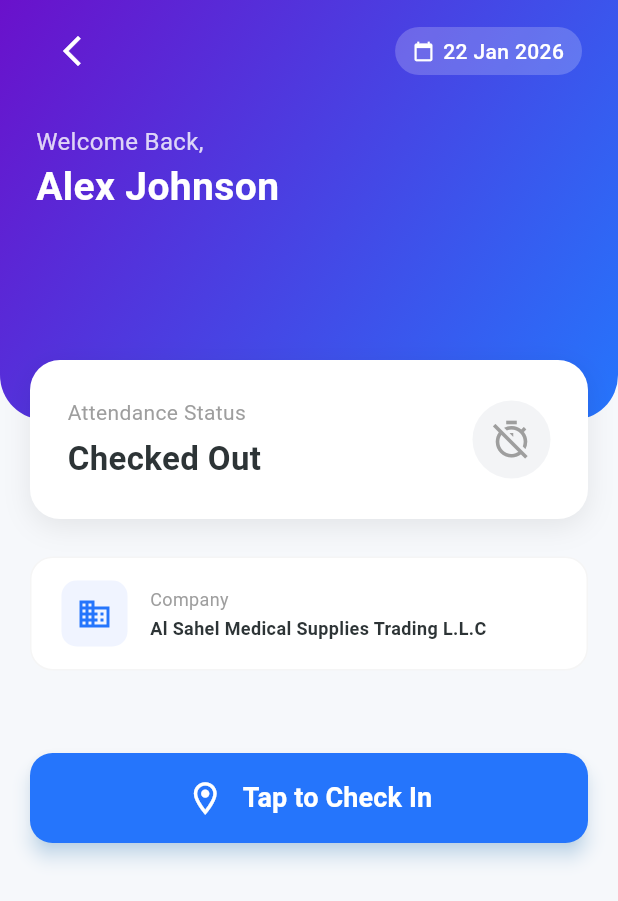
After one commit to teambackoffice/sahelmed_app, a Flutter app: the screen it shows after launch, after a tap on "Check-In", on a phone screen of 412 x 824 dp. The commit adds this screen. Shown: the top 901 px of the screen. Run offline on Flutter 3.47's test engine with Material 3 defaults, Android fonts, the light colour scheme and no system bars; our stand-ins replace image_picker.

Commit message:
CHECK IN UI

```diff
--- a/lib/view/login_page.dart
+++ b/lib/view/login_page.dart
@@ -8,8 +8,8 @@ import 'package:sahelmed_app/core/app_radius.dart';
 import 'package:sahelmed_app/core/app_strings.dart';
 import 'package:sahelmed_app/core/app_textstyles.dart';
 import 'package:sahelmed_app/core/asset_paths.dart';
+import 'package:sahelmed_app/view/sales_person/homepage_sp.dart';
 import 'package:sahelmed_app/view/service_engineer/homepage_se.dart';
-import 'package:sahelmed_app/view/sales_person/homepage_sp.dart';
 
 class LoginScreen extends StatefulWidget {
   const LoginScreen({super.key});
--- /dev/null
+++ b/lib/view/sales_person/check-in/check-in.dart
@@ -0,0 +1,539 @@
+import 'package:flutter/material.dart';
+import 'package:intl/intl.dart';
+
+class EmployeeCheckIn extends StatefulWidget {
+  const EmployeeCheckIn({super.key});
+
+  @override
+  State<EmployeeCheckIn> createState() => _EmployeeCheckInState();
+}
+
+class _EmployeeCheckInState extends State<EmployeeCheckIn> {
+  bool isCheckedIn = false;
+  String? checkInTime;
+  String? checkOutTime;
+  final String location = "Office - Main Building";
+
+  void _handleCheckIn() {
+    _showConfirmationDialog(
+      title: "Confirm Check-In",
+      content: "Are you ready to start your work day?",
+      confirmText: "Check In",
+      isCheckIn: true,
+      onConfirm: () {
+        setState(() {
+          checkInTime = DateFormat('hh:mm a').format(DateTime.now());
+          checkOutTime = null; // Reset checkout on new day
+          isCheckedIn = true;
+        });
+      },
+    );
+  }
+
+  void _handleCheckOut() {
+    _showConfirmationDialog(
+      title: "Confirm Check-Out",
+      content: "Are you done for the day?",
+      confirmText: "Check Out",
+      isCheckIn: false,
+      onConfirm: () {
+        setState(() {
+          checkOutTime = DateFormat('hh:mm a').format(DateTime.now());
+          isCheckedIn = false;
+        });
+      },
+    );
+  }
+
+  void _showConfirmationDialog({
+    required String title,
+    required String content,
+    required String confirmText,
+    required bool isCheckIn,
+    required VoidCallback onConfirm,
+  }) {
+    showDialog(
+      context: context,
+      builder: (context) {
+        return Dialog(
+          shape: RoundedRectangleBorder(
+            borderRadius: BorderRadius.circular(20),
+          ),
+          elevation: 0,
+          backgroundColor: Colors.transparent,
+          child: Container(
+            padding: const EdgeInsets.all(20),
+            decoration: BoxDecoration(
+              color: Colors.white,
+              borderRadius: BorderRadius.circular(20),
+              boxShadow: [
+                BoxShadow(
+                  color: Colors.black.withOpacity(0.1),
+                  blurRadius: 10,
+                  offset: const Offset(0, 10),
+                ),
+              ],
+            ),
+            child: Column(
+              mainAxisSize: MainAxisSize.min,
+              children: [
+                Container(
+                  padding: const EdgeInsets.all(15),
+                  decoration: BoxDecoration(
+                    color: isCheckIn
+                        ? Colors.green.shade50
+                        : Colors.orange.shade50,
+                    shape: BoxShape.circle,
+                  ),
+                  child: Icon(
+                    isCheckIn ? Icons.login_rounded : Icons.logout_rounded,
+                    color: isCheckIn ? Colors.green : Colors.orange,
+                    size: 35,
+                  ),
+                ),
+                const SizedBox(height: 20),
+                Text(
+                  title,
+                  style: const TextStyle(
+                    fontSize: 22,
+                    fontWeight: FontWeight.bold,
+                  ),
+                ),
+                const SizedBox(height: 10),
+                Text(
+                  content,
+                  textAlign: TextAlign.center,
+                  style: TextStyle(fontSize: 15, color: Colors.grey[600]),
+                ),
+                const SizedBox(height: 25),
+                Row(
+                  children: [
+                    Expanded(
+                      child: TextButton(
+                        onPressed: () => Navigator.pop(context),
+                        style: TextButton.styleFrom(
+                          padding: const EdgeInsets.symmetric(vertical: 12),
+                          shape: RoundedRectangleBorder(
+                            borderRadius: BorderRadius.circular(10),
+                            side: BorderSide(color: Colors.grey.shade300),
+                          ),
+                        ),
+                        child: Text(
+                          "Cancel",
+                          style: TextStyle(color: Colors.grey[800]),
+                        ),
+                      ),
+                    ),
+                    const SizedBox(width: 15),
+                    Expanded(
+                      child: ElevatedButton(
+                        onPressed: () {
+                          Navigator.pop(context);
+                          onConfirm();
+                        },
+                        style: ElevatedButton.styleFrom(
+                          backgroundColor: isCheckIn
+                              ? const Color(0xFF00BFA6)
+                              : const Color(0xFFFF8C42),
+                          elevation: 0,
+                          padding: const EdgeInsets.symmetric(vertical: 12),
+                          shape: RoundedRectangleBorder(
+                            borderRadius: BorderRadius.circular(10),
+                          ),
+                        ),
+                        child: Text(
+                          confirmText,
+                          style: const TextStyle(
+                            color: Colors.white,
+                            fontWeight: FontWeight.bold,
+                          ),
+                        ),
+                      ),
+                    ),
+                  ],
+                ),
+              ],
+            ),
+          ),
+        );
+      },
+    );
+  }
+
+  @override
+  Widget build(BuildContext context) {
+    return Scaffold(
+      backgroundColor: const Color(0xFFF6F8FB),
+      body: SingleChildScrollView(
+        child: Column(
+          children: [
+            // Custom Header with Gradient and Curve
+            _buildHeader(),
+
+            // Main Content overlapping the header
+            Transform.translate(
+              offset: const Offset(0, -40),
+              child: Padding(
+                padding: const EdgeInsets.symmetric(horizontal: 20),
+                child: Column(
+                  children: [
+                    _buildStatusCard(),
+                    const SizedBox(height: 25),
+                    _buildLocationCard(),
+                    const SizedBox(height: 25),
+                    if (checkInTime != null) _buildTimeline(),
+                    const SizedBox(height: 30),
+                    _buildSliderButton(),
+                  ],
+                ),
+              ),
+            ),
+          ],
+        ),
+      ),
+    );
+  }
+
+  Widget _buildHeader() {
+    return Container(
+      height: 280,
+      width: double.infinity,
+      decoration: BoxDecoration(
+        gradient: LinearGradient(
+          begin: Alignment.topLeft,
+          end: Alignment.bottomRight,
+          colors: isCheckedIn
+              ? [const Color(0xFF00BFA6), const Color(0xFF009688)]
+              : [const Color(0xFF6A11CB), const Color(0xFF2575FC)],
+        ),
+        borderRadius: const BorderRadius.only(
+          bottomLeft: Radius.circular(30),
+          bottomRight: Radius.circular(30),
+        ),
+      ),
+      child: SafeArea(
+        child: Padding(
+          padding: const EdgeInsets.symmetric(horizontal: 24, vertical: 10),
+          child: Column(
+            crossAxisAlignment: CrossAxisAlignment.start,
+            children: [
+              Row(
+                mainAxisAlignment: MainAxisAlignment.spaceBetween,
+                children: [
+                  IconButton(
+                    onPressed: () => Navigator.pop(context),
+                    icon: const Icon(
+                      Icons.arrow_back_ios_new,
+                      color: Colors.white,
+                      size: 24,
+                    ),
+                  ),
+                  Container(
+                    padding: const EdgeInsets.symmetric(
+                      horizontal: 12,
+                      vertical: 6,
+                    ),
+                    decoration: BoxDecoration(
+                      color: Colors.white.withOpacity(0.2),
+                      borderRadius: BorderRadius.circular(20),
+                    ),
+                    child: Row(
+                      children: [
+                        const Icon(
+                          Icons.calendar_today,
+                          color: Colors.white,
+                          size: 14,
+                        ),
+                        const SizedBox(width: 6),
+                        Text(
+                          DateFormat('dd MMM yyyy').format(DateTime.now()),
+                          style: const TextStyle(
+                            color: Colors.white,
+                            fontWeight: FontWeight.w500,
+                          ),
+                        ),
+                      ],
+                    ),
+                  ),
+                ],
+              ),
+              const SizedBox(height: 25),
+              Text(
+                "Welcome Back,",
+                style: TextStyle(
+                  color: Colors.white.withOpacity(0.8),
+                  fontSize: 16,
+                ),
+              ),
+              const Text(
+                "Alex Johnson", // Mock Name
+                style: TextStyle(
+                  color: Colors.white,
+                  fontSize: 26,
+                  fontWeight: FontWeight.bold,
+                ),
+              ),
+              const SizedBox(height: 20),
+
+              // Current Date Display
+            ],
+          ),
+        ),
+      ),
+    );
+  }
+
+  Widget _buildStatusCard() {
+    return Container(
+      padding: const EdgeInsets.all(25),
+      decoration: BoxDecoration(
+        color: Colors.white,
+        borderRadius: BorderRadius.circular(20),
+        boxShadow: [
+          BoxShadow(
+            color: Colors.black.withOpacity(0.08),
+            blurRadius: 15,
+            offset: const Offset(0, 5),
+          ),
+        ],
+      ),
+      child: Column(
+        children: [
+          Row(
+            mainAxisAlignment: MainAxisAlignment.spaceBetween,
+            children: [
+              Column(
+                crossAxisAlignment: CrossAxisAlignment.start,
+                children: [
+                  Text(
+                    "Attendance Status",
+                    style: TextStyle(color: Colors.grey[500], fontSize: 14),
+                  ),
+                  const SizedBox(height: 5),
+                  Text(
+                    isCheckedIn ? "Checked In" : "Checked Out",
+                    style: TextStyle(
+                      color: isCheckedIn
+                          ? const Color(0xFF00BFA6)
+                          : const Color(0xFF2D3436),
+                      fontSize: 22,
+                      fontWeight: FontWeight.bold,
+                    ),
+                  ),
+                ],
+              ),
+              Container(
+                padding: const EdgeInsets.all(12),
+                decoration: BoxDecoration(
+                  color: isCheckedIn
+                      ? const Color(0xFFE0F2F1)
+                      : const Color(0xFFF3F4F6),
+                  shape: BoxShape.circle,
+                ),
+                child: Icon(
+                  isCheckedIn ? Icons.timer : Icons.timer_off_outlined,
+                  color: isCheckedIn ? const Color(0xFF009688) : Colors.grey,
+                  size: 28,
+                ),
+              ),
+            ],
+          ),
+        ],
+      ),
+    );
+  }
+
+  Widget _buildLocationCard() {
+    return Container(
+      padding: const EdgeInsets.symmetric(horizontal: 20, vertical: 15),
+      decoration: BoxDecoration(
+        color: Colors.white,
+        borderRadius: BorderRadius.circular(15),
+        border: Border.all(color: Colors.grey.shade100),
+      ),
+      child: Row(
+        children: [
+          Container(
+            padding: const EdgeInsets.all(10),
+            decoration: BoxDecoration(
+              color: const Color(0xFFF0F4FF),
+              borderRadius: BorderRadius.circular(10),
+            ),
+            child: const Icon(Icons.business, color: Color(0xFF2575FC)),
+          ),
+          const SizedBox(width: 15),
+          Expanded(
+            child: Column(
+              crossAxisAlignment: CrossAxisAlignment.start,
+              children: [
+                Text(
+                  "Company",
+                  style: TextStyle(color: Colors.grey[500], fontSize: 12),
+                ),
+                const SizedBox(height: 2),
+                Text(
+                  "Al Sahel Medical Supplies Trading L.L.C",
+                  style: const TextStyle(
+                    fontSize: 12,
+                    fontWeight: FontWeight.w600,
+                    color: Color(0xFF2D3436),
+                  ),
+                ),
+              ],
+            ),
+          ),
+        ],
+      ),
+    );
+  }
+
+  Widget _buildTimeline() {
+    return Column(
+      crossAxisAlignment: CrossAxisAlignment.start,
+      children: [
+        const Text(
+          "Today's Activity",
+          style: TextStyle(
+            fontSize: 18,
+            fontWeight: FontWeight.bold,
+            color: Color(0xFF2D3436),
+          ),
+        ),
+        const SizedBox(height: 15),
+        Container(
+          padding: const EdgeInsets.all(20),
+          decoration: BoxDecoration(
+            color: Colors.white,
+            borderRadius: BorderRadius.circular(20),
+            border: Border.all(color: Colors.grey.shade100),
+          ),
+          child: Column(
+            children: [
+              _buildTimelineItem(
+                time: checkInTime ?? "--:--",
+                title: "Check In",
+                subtitle: "On Time",
+                color: const Color(0xFF00BFA6),
+                isFirst: true,
+                isLast: checkOutTime == null,
+              ),
+              if (checkOutTime != null)
+                _buildTimelineItem(
+                  time: checkOutTime!,
+                  title: "Check Out",
+                  subtitle: "Work day completed",
+                  color: const Color(0xFFFF8C42),
+                  isFirst: false,
+                  isLast: true,
+                ),
+            ],
+          ),
+        ),
+      ],
+    );
+  }
+
+  Widget _buildTimelineItem({
+    required String time,
+    required String title,
+    required String subtitle,
+    required Color color,
+    required bool isFirst,
+    required bool isLast,
+  }) {
+    return Row(
+      crossAxisAlignment: CrossAxisAlignment.start,
+      children: [
+        Column(
+          children: [
+            Container(
+              width: 16,
+              height: 16,
+              decoration: BoxDecoration(
+                color: Colors.white,
+                shape: BoxShape.circle,
+                border: Border.all(color: color, width: 4),
+              ),
+            ),
+            if (!isLast)
+              Container(width: 2, height: 50, color: Colors.grey.shade200),
+          ],
+        ),
+        const SizedBox(width: 15),
+        Expanded(
+          child: Column(
+            crossAxisAlignment: CrossAxisAlignment.start,
+            children: [
+              Row(
+                mainAxisAlignment: MainAxisAlignment.spaceBetween,
+                children: [
+                  Text(
+                    title,
+                    style: const TextStyle(
+                      fontWeight: FontWeight.bold,
+                      fontSize: 16,
+                    ),
+                  ),
+                  Text(
+                    time,
+                    style: TextStyle(
+                      fontWeight: FontWeight.w600,
+                      color: Colors.grey[700],
+                    ),
+                  ),
+                ],
+              ),
+              const SizedBox(height: 4),
+              Text(
+                subtitle,
+                style: TextStyle(color: Colors.grey[500], fontSize: 13),
+              ),
+              const SizedBox(height: 20),
+            ],
+          ),
+        ),
+      ],
+    );
+  }
+
+  Widget _buildSliderButton() {
+    return SizedBox(
+      width: double.infinity,
+      height: 60,
+      child: ElevatedButton(
+        onPressed: isCheckedIn ? _handleCheckOut : _handleCheckIn,
+        style: ElevatedButton.styleFrom(
+          backgroundColor: isCheckedIn
+              ? const Color(0xFFFF8C42)
+              : const Color(0xFF2575FC),
+          shape: RoundedRectangleBorder(
+            borderRadius: BorderRadius.circular(15),
+          ),
+          elevation: 5,
+          shadowColor: (isCheckedIn ? Colors.orange : Colors.blue).withOpacity(
+            0.4,
+          ),
+        ),
+        child: Row(
+          mainAxisAlignment: MainAxisAlignment.center,
+          children: [
+            Icon(
+              isCheckedIn ? Icons.logout : Icons.location_on_outlined,
+              size: 26,
+              color: Colors.white,
+            ),
+            const SizedBox(width: 12),
+            Text(
+              isCheckedIn ? "Tap to Check Out" : "Tap to Check In",
+              style: const TextStyle(
+                fontSize: 18,
+                fontWeight: FontWeight.bold,
+                color: Colors.white,
+              ),
+            ),
+          ],
+        ),
+      ),
+    );
+  }
+}
--- a/lib/view/sales_person/homepage_sp.dart
+++ b/lib/view/sales_person/homepage_sp.dart
@@ -1,5 +1,6 @@
 import 'package:flutter/material.dart';
 import 'package:sahelmed_app/core/app_colors.dart';
+import 'package:sahelmed_app/view/sales_person/check-in/check-in.dart';
 import 'package:sahelmed_app/view/sales_person/leads/leads.dart';
 import 'package:sahelmed_app/view/sales_person/quotation/quotation_page.dart';
 
@@ -251,32 +252,20 @@ class _SalesPersonHomepageState extends State<SalesPersonHomepage> {
                   },
                 ),
 
-                // _buildEnhancedMenuItem(
-                //   icon: Icons.location_on,
-                //   title: 'Check-In',
-                //   subtitle: 'Log your location',
-                //   color: Colors.green,
-                //   onTap: () {
-                //     ScaffoldMessenger.of(context).showSnackBar(
-                //       SnackBar(
-                //         backgroundColor: Color(0xFF2C3E50),
-                //         content: Row(
-                //           children: const [
-                //             Icon(Icons.info_outline, color: Colors.white),
-                //             SizedBox(width: 8),
-                //             Expanded(
-                //               child: Text(
-                //                 'Check-in feature will be available soon',
-                //               ),
-                //             ),
-                //           ],
-                //         ),
-                //         duration: const Duration(seconds: 2),
-                //         behavior: SnackBarBehavior.floating,
-                //       ),
-                //     );
-                //   },
-                // ),
+                _buildEnhancedMenuItem(
+                  icon: Icons.location_on,
+                  title: 'Check-In',
+                  subtitle: 'Log your location',
+                  color: Colors.green,
+                  onTap: () {
+                    Navigator.push(
+                      context,
+                      MaterialPageRoute(
+                        builder: (context) => EmployeeCheckIn(),
+                      ),
+                    );
+                  },
+                ),
               ],
             ),
 
--- a/lib/view/sales_person/leads/create_new_lead.dart
+++ b/lib/view/sales_person/leads/create_new_lead.dart
@@ -1,4 +1,5 @@
 import 'package:flutter/material.dart';
+import 'package:sahelmed_app/core/app_colors.dart';
 
 class CreateNewLead extends StatefulWidget {
   const CreateNewLead({super.key});
@@ -106,7 +107,7 @@ class _CreateNewLeadState extends State<CreateNewLead> {
               _buildLabel('Source'),
               const SizedBox(height: 8),
               DropdownButtonFormField<String>(
-                value: _selectedSource,
+                initialValue: _selectedSource,
                 decoration: _inputDecoration('Select source'),
                 items: _sourceOptions.map((String source) {
                   return DropdownMenuItem<String>(
@@ -136,7 +137,7 @@ class _CreateNewLeadState extends State<CreateNewLead> {
                 child: ElevatedButton(
                   onPressed: _submitForm,
                   style: ElevatedButton.styleFrom(
-                    backgroundColor: const Color(0xFF1E293B),
+                    backgroundColor: Color(0xFF1D4ED8),
                     shape: RoundedRectangleBorder(
                       borderRadius: BorderRadius.circular(12),
                     ),
--- a/lib/view/sales_person/quotation/create_quotation.dart
+++ b/lib/view/sales_person/quotation/create_quotation.dart
@@ -445,7 +445,7 @@ class _CreateQuotationState extends State<CreateQuotation> {
         ),
         const SizedBox(height: 8),
         DropdownButtonFormField<String>(
-          value: value,
+          initialValue: value,
           icon: const Icon(Icons.keyboard_arrow_down_rounded),
           iconEnabledColor: const Color(0xFF2563EB),
           style: const TextStyle(
--- a/lib/view/sales_person/quotation/quotation_page.dart
+++ b/lib/view/sales_person/quotation/quotation_page.dart
@@ -254,7 +254,7 @@ class QuotationPage extends StatelessWidget {
                             ],
                           ),
                         );
-                      }).toList(),
+                      }),
                     ],
                   ),
                 ),
--- a/lib/view/service_engineer/maintenance_visit/maintenance_visit.dart
+++ b/lib/view/service_engineer/maintenance_visit/maintenance_visit.dart
@@ -1,5 +1,4 @@
 import 'package:flutter/material.dart';
-import 'package:sahelmed_app/core/app_colors.dart';
 import 'package:sahelmed_app/view/service_engineer/maintenance_visit/visit_detail.dart';
 
 class MaintenanceVisit extends StatefulWidget {
--- a/lib/view/service_engineer/material_request/material_request.dart
+++ b/lib/view/service_engineer/material_request/material_request.dart
@@ -4,7 +4,7 @@ import 'package:sahelmed_app/core/app_colors.dart';
 import 'material_request_detail.dart';
 
 class MaterialRequestList extends StatefulWidget {
-  const MaterialRequestList({Key? key}) : super(key: key);
+  const MaterialRequestList({super.key});
 
   @override
   State<MaterialRequestList> createState() => _MaterialRequestListState();
--- a/lib/view/service_engineer/material_request/material_request_detail.dart
+++ b/lib/view/service_engineer/material_request/material_request_detail.dart
@@ -5,8 +5,7 @@ import 'package:sahelmed_app/core/app_colors.dart';
 class MaterialRequestDetail extends StatelessWidget {
   final Map<String, dynamic> request;
 
-  const MaterialRequestDetail({Key? key, required this.request})
-    : super(key: key);
+  const MaterialRequestDetail({super.key, required this.request});
 
   Color _getStatusColor(String status) {
     switch (status) {
--- a/lib/view/splash_screen.dart
+++ b/lib/view/splash_screen.dart
@@ -1,6 +1,6 @@
 import 'package:flutter/material.dart';
+import 'package:sahelmed_app/view/login_page.dart';
 import 'package:sahelmed_app/view/sales_person/homepage_sp.dart';
-import 'package:sahelmed_app/view/service_engineer/homepage_se.dart';
 
 class SplashScreen extends StatefulWidget {
   const SplashScreen({super.key});
```
Also changed, not shown: lib/view/service_engineer/material_request/create_material_request.dart (+4 -4 lines).
